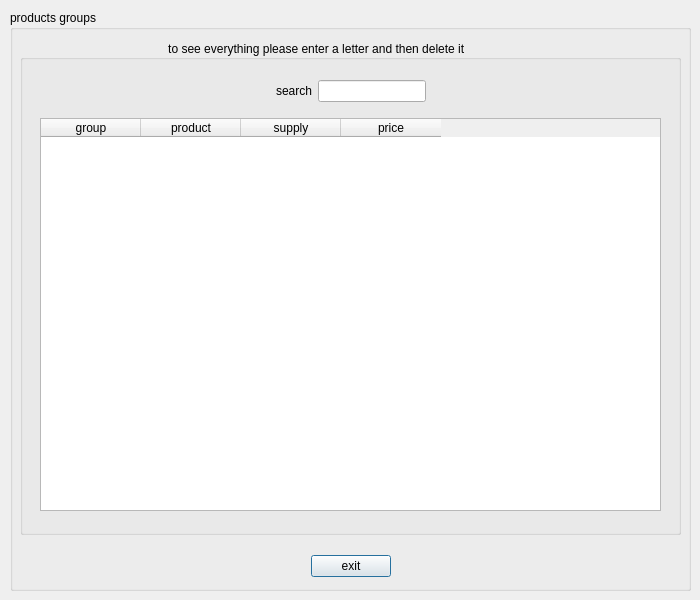
The window that asearchg.ui (melika-ag8/finalfoof) describes before a commit, drawn with Qt 5.
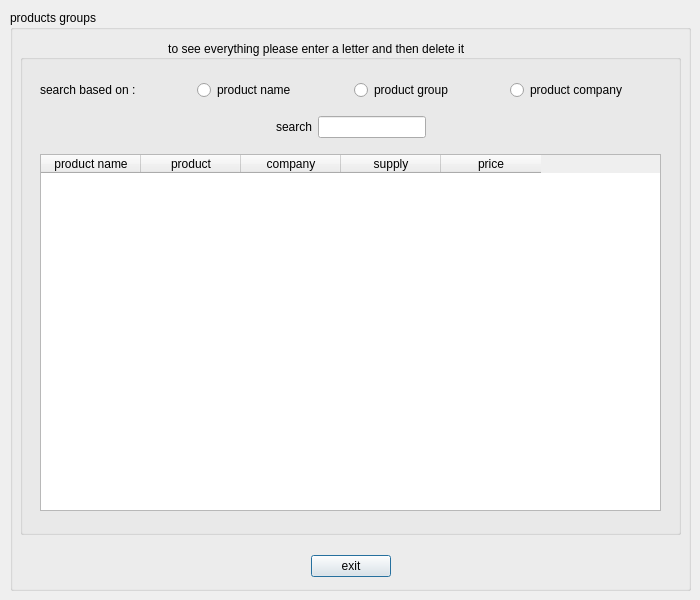
The same window after the commit. Icons and pictures are not drawn.

The edit to the form file:
```diff
--- a/asearchg.ui
+++ b/asearchg.ui
@@ -109,6 +109,50 @@
            <property name="bottomMargin">
             <number>5</number>
            </property>
+           <item>
+            <layout class="QHBoxLayout" name="horizontalLayout_2">
+             <property name="leftMargin">
+              <number>5</number>
+             </property>
+             <property name="topMargin">
+              <number>5</number>
+             </property>
+             <property name="rightMargin">
+              <number>5</number>
+             </property>
+             <property name="bottomMargin">
+              <number>5</number>
+             </property>
+             <item>
+              <widget class="QLabel" name="label">
+               <property name="text">
+                <string>search based on :</string>
+               </property>
+              </widget>
+             </item>
+             <item>
+              <widget class="QRadioButton" name="product">
+               <property name="text">
+                <string>product name</string>
+               </property>
+              </widget>
+             </item>
+             <item>
+              <widget class="QRadioButton" name="group">
+               <property name="text">
+                <string>product group</string>
+               </property>
+              </widget>
+             </item>
+             <item>
+              <widget class="QRadioButton" name="company">
+               <property name="text">
+                <string>product company</string>
+               </property>
+              </widget>
+             </item>
+            </layout>
+           </item>
            <item>
             <layout class="QHBoxLayout" name="horizontalLayout">
              <property name="leftMargin">
@@ -211,7 +255,7 @@
                 </property>
                 <column>
                  <property name="text">
-                  <string>group</string>
+                  <string>product name</string>
                  </property>
                 </column>
                 <column>
@@ -219,6 +263,11 @@
                   <string>product</string>
                  </property>
                 </column>
+                <column>
+                 <property name="text">
+                  <string>company</string>
+                 </property>
+                </column>
                 <column>
                  <property name="text">
                   <string>supply</string>
```
